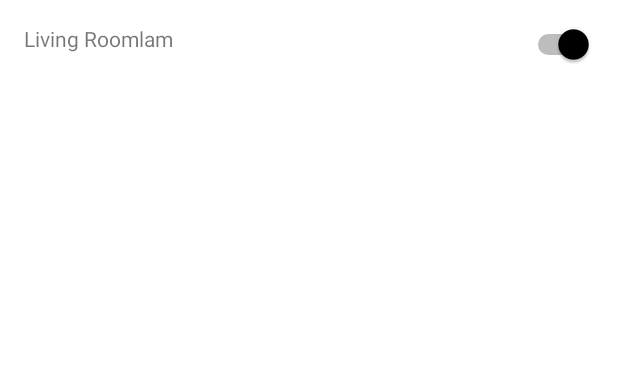
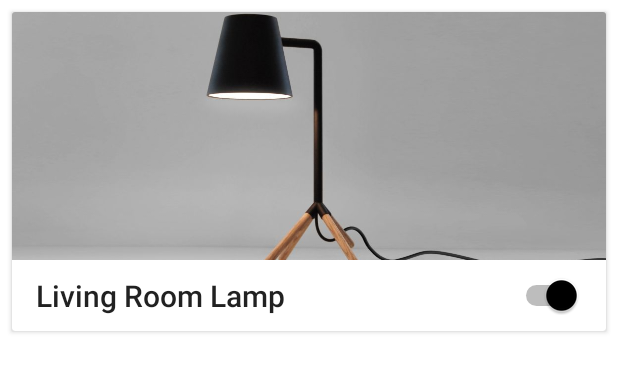
Before and after one commit to paulzin/SmartHouse, an Android app: the layout item_device.xml on its own in the app's theme, with its tools: preview values and no code run, on a phone screen of 412 x 824 dp. Shown: the top 372 px of the screen. Run offline under Robolectric (Android 15) with nearby library versions, the phone set to English and light mode, and no system bars.

Commit message:
Updated device list ui

```diff
--- a/smarthouseandroid/build.gradle
+++ b/smarthouseandroid/build.gradle
@@ -44,8 +44,8 @@ dependencies {
     })
     compile 'com.android.support:appcompat-v7:25.1.0'
     compile 'com.android.support:design:25.1.0'
+    compile 'com.android.support:cardview-v7:25.1.0'
 
-    // Google
     compile 'com.google.android.gms:play-services-auth:10.0.1'
 
     // Firebase
--- a/smarthouseandroid/src/main/java/com/paulzin/smarthouseandroid/model/Device.kt
+++ b/smarthouseandroid/src/main/java/com/paulzin/smarthouseandroid/model/Device.kt
@@ -1,5 +1,5 @@
 package com.paulzin.smarthouseandroid.model
 
-class Device(val id: String, val name: String, val status : String) {
-    constructor() : this("", "", "")
+class Device(val id: String, val name: String, val imageUrl: String, val turnedOn: Boolean) {
+    constructor() : this("", "", "", true)
 }
--- a/smarthouseandroid/src/main/java/com/paulzin/smarthouseandroid/model/User.kt
+++ b/smarthouseandroid/src/main/java/com/paulzin/smarthouseandroid/model/User.kt
@@ -1,3 +1,3 @@
 package com.paulzin.smarthouseandroid.model
 
-data class User(val userId: String, val name: String)
+data class User(val name: String)
--- a/smarthouseandroid/src/main/res/layout/activity_main.xml
+++ b/smarthouseandroid/src/main/res/layout/activity_main.xml
@@ -12,7 +12,8 @@
         android:layout_height="wrap_content"
         android:background="@color/black"
         android:title="@string/app_name"
-        app:titleTextColor="@color/background_light"/>
+        android:popupTheme="@style/ThemeOverlay.AppCompat.Dark"
+        android:theme="@style/ThemeOverlay.AppCompat.Dark"/>
 
     <android.support.v7.widget.RecyclerView
         android:id="@+id/devicesRecyclerView"
--- a/smarthouseandroid/src/main/res/layout/activity_sign_in.xml
+++ b/smarthouseandroid/src/main/res/layout/activity_sign_in.xml
@@ -11,6 +11,7 @@
         android:layout_height="match_parent"
         android:background="@color/black"
         android:adjustViewBounds="true"
+        tools:src="@drawable/sign_in_background"
         android:scaleType="centerCrop"/>
 
     <TextView
@@ -40,7 +41,7 @@
     <Button
         android:id="@+id/signInButton"
         android:layout_width="140dp"
-        android:layout_height="60dp"
+        android:layout_height="wrap_content"
         android:text="@string/sign_in"
         android:backgroundTint="@color/background_light"
         android:layout_marginBottom="37dp"
--- a/smarthouseandroid/src/main/res/layout/item_device.xml
+++ b/smarthouseandroid/src/main/res/layout/item_device.xml
@@ -1,20 +1,45 @@
 <?xml version="1.0" encoding="utf-8"?>
-<RelativeLayout xmlns:android="http://schemas.android.com/apk/res/android"
+<android.support.v7.widget.CardView xmlns:android="http://schemas.android.com/apk/res/android"
+    xmlns:tools="http://schemas.android.com/tools"
     android:layout_width="match_parent"
     android:layout_height="wrap_content"
-    android:padding="16dp">
+    android:layout_margin="8dp">
+
+    <RelativeLayout
+        android:layout_width="match_parent"
+        android:layout_height="wrap_content"
+        android:paddingBottom="10dp">
+
+        <ImageView
+            android:id="@+id/deviceImageView"
+            android:layout_width="match_parent"
+            android:layout_height="165dp"
+            tools:src="@drawable/lamp"
+            android:scaleType="centerCrop"/>
 
         <TextView
             android:id="@+id/deviceName"
             android:layout_width="wrap_content"
             android:layout_height="wrap_content"
-        android:text="Living Roomlam" />
+            android:layout_marginTop="10dp"
+            android:layout_marginLeft="16dp"
+            android:layout_marginRight="16dp"
+            android:maxLines="1"
+            android:layout_below="@+id/deviceImageView"
+            android:layout_alignParentStart="true"
+            android:textAppearance="@style/Base.TextAppearance.AppCompat.Title"
+            tools:text="Living Room Lamp"
+            android:layout_toStartOf="@+id/deviceSwitch" />
 
         <Switch
             android:id="@+id/deviceSwitch"
             android:layout_width="wrap_content"
             android:layout_height="wrap_content"
-        android:layout_alignParentTop="true"
-        android:layout_alignParentEnd="true"
-        android:checked="true"/>
+            android:layout_marginLeft="16dp"
+            android:layout_marginRight="16dp"
+            android:layout_marginTop="10dp"
+            android:checked="true"
+            android:layout_below="@+id/deviceImageView"
+            android:layout_alignParentEnd="true"/>
     </RelativeLayout>
+</android.support.v7.widget.CardView>
--- a/smarthouseandroid/src/main/res/values/strings.xml
+++ b/smarthouseandroid/src/main/res/values/strings.xml
@@ -3,4 +3,5 @@
     <string name="add_new_device">Add new device</string>
     <string name="sign_in">Sign in</string>
     <string name="no_devices">You don\'t have any devices</string>
+    <string name="sign_out">Sign out</string>
 </resources>
```
Also changed, not shown: smarthouseandroid/src/main/java/com/paulzin/smarthouseandroid/MainActivity.kt (+58 -20 lines), smarthouseandroid/src/main/java/com/paulzin/smarthouseandroid/SignInActivity.kt (+5 -4 lines), smarthouseandroid/src/main/res/menu/main_menu.xml (added, +12 -0 lines), smarthouseandroid/src/main/res/drawable/lamp.jpg (added), smarthouseandroid/src/main/res/drawable/sign_in_background.jpg (added). Lines whose indentation alone changed are shown as unchanged.
